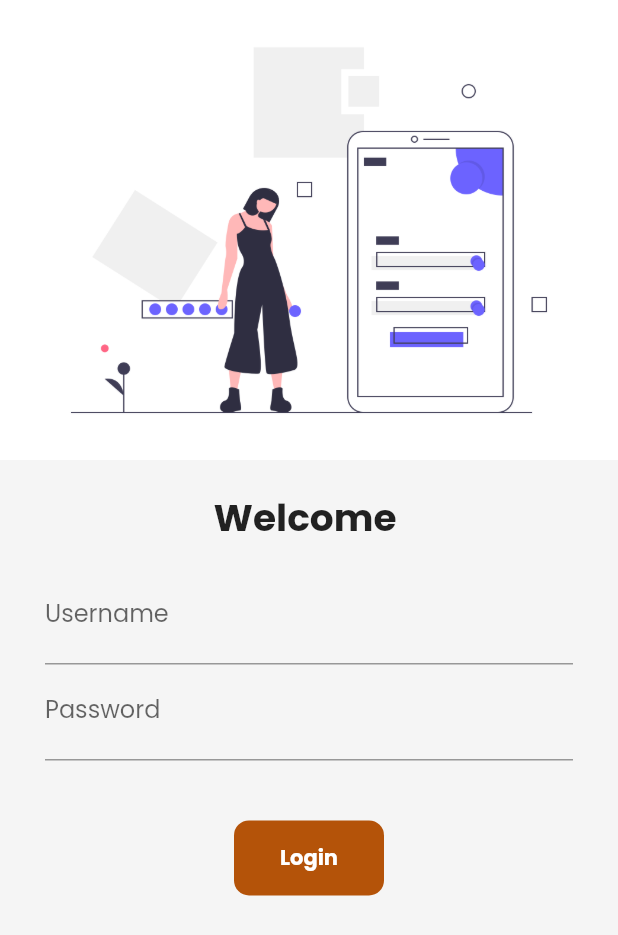
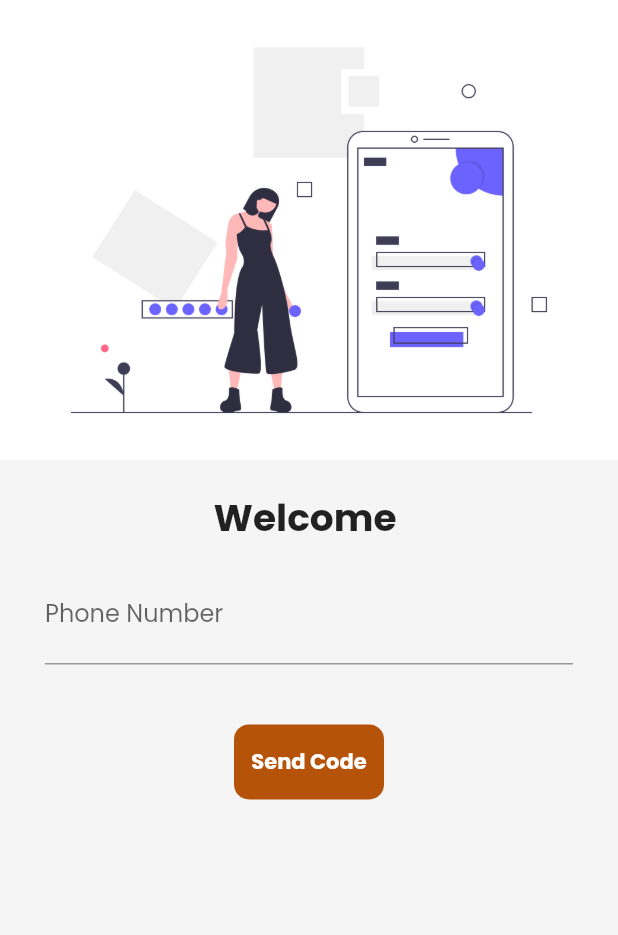
Before and after one commit to amanpandey1999ap/Diagon-Alley, a Flutter app: the screen it shows after launch, on a phone screen of 412 x 824 dp. Shown: the top 935 px of the screen. Run offline on Flutter 3.47's test engine with Material 2 defaults, Android fonts, the phone set to English and light mode, and no system bars; drawn by our look-alikes of velocity_x; our stand-ins replace firebase_auth, firebase_core, google_fonts; accounts and stored records are empty.

Commit message:
firebase success

```diff
--- a/lib/screens/login_page.dart
+++ b/lib/screens/login_page.dart
@@ -14,11 +14,20 @@ class LoginPage extends StatefulWidget {
 
 class _LoginPageState extends State<LoginPage> {
 
-  String name = '';
+  String phoneNo = '';
   bool changeButton = false;
   final _formKey = GlobalKey<FormState>();
+  int codeSent = 0;
+  String loginButton = 'Send Code';
+  bool otpField = false;
+  String otp = '';
+  String verifyId = '';
 
   FirebaseAuth auth = FirebaseAuth.instance;
+
+
+
+  bool enterCode = false;
 
   goToHome(BuildContext context) async{
     if(_formKey.currentState!.validate()){
@@ -31,6 +40,17 @@ class _LoginPageState extends State<LoginPage> {
 
   @override
   Widget build(BuildContext context) {
+
+    auth.authStateChanges()
+        .listen((User? user) {
+      if (user == null) {
+        print('User is currently signed out!');
+      } else {
+        print('User is signed in!');
+        goToHome(context);
+      }
+    });
+
     return Material(
       color: context.canvasColor,
       child: SingleChildScrollView(
@@ -39,7 +59,7 @@ class _LoginPageState extends State<LoginPage> {
             Image.asset("assets/images/login_image.png", fit: BoxFit.cover),
             SizedBox(height: 20),
             Text(
-              'Welcome $name',
+              'Welcome $phoneNo',
               style: TextStyle(fontSize: 25, fontWeight: FontWeight.bold),
             ),
             Padding(
@@ -50,25 +70,29 @@ class _LoginPageState extends State<LoginPage> {
                   children: [
                     TextFormField(
                       decoration: InputDecoration(
-                          hintText: 'Enter username', labelText: 'Username'),
+                          hintText: 'Enter Phone Number', labelText: 'Phone Number'),
                       validator: (value){
-                        if(value!.isEmpty){ return "Username must not be empty";}
+                        if(value!.isEmpty){ return "Phone Number must not be empty";}
                         return null;
                       },
                       onChanged: (value) {
-                        name = value;
+                        phoneNo = value;
                         setState(() {});
                       },
                     ),
-                    TextFormField(
+                    Visibility(
+                      visible: otpField,
+                      child: TextFormField(
                         obscureText: true,
                         validator: (value){
-                        if (value!.isEmpty){ return "Password must not be empty";}
-                        else if (value.length < 4){return "Password length should atleast be 4";}
+                          otp = value!;
+                          if (value.isEmpty){ return "OTP must not be empty";}
+                          else if (value.length < 6){return "Password length should atleast be 6";}
                           return null;
                         } ,
                         decoration: InputDecoration(
-                          hintText: 'Enter password', labelText: 'Password'),
+                            hintText: 'Enter OTP', labelText: 'OTP'),
+                      ),
                     ),
                     SizedBox(
                       height: 40,
@@ -78,25 +102,62 @@ class _LoginPageState extends State<LoginPage> {
                       color: context.theme.buttonColor,
                       child: InkWell(
                         onTap: () async {
+
+                          if(enterCode == false){
                             await FirebaseAuth.instance.verifyPhoneNumber(
-                            phoneNumber: '+919650304181',
+                                phoneNumber: '+91$phoneNo',
+
+
                                 verificationCompleted: (PhoneAuthCredential credential) async {
+                              setState(() {
+                                otp = credential.smsCode!;
+                              });
                               await auth.signInWithCredential(credential);
-                              goToHome(context);
+                              // if(auth.currentUser != null){
+                              //   goToHome(context);
+                              // }
                             },
+
+
                           verificationFailed: (FirebaseAuthException e) {},
+
+
                           codeSent: (String verificationId, int? resendToken) {
+                          verifyId = verificationId;
+                          enterCode = true;
+                          setState(() {
+                          loginButton = 'Login';
+                          otpField = true;
+
+                          });
                           print("Code Sent");
                           },
+
+
                           codeAutoRetrievalTimeout: (String verificationId) {},
+
+
                             );
+                          }
+
+                          else{
+                            auth.signInWithCredential(PhoneAuthProvider.credential(
+                                verificationId: verifyId,
+                                smsCode: otp
+                              )
+                            );
+                            // if(auth.currentUser != null){
+                            //   goToHome(context);
+                            // }
+                          }
+
                         } ,
                         child: AnimatedContainer(
                           duration: Duration(seconds: 1),
                           height: 50,
                           width: changeButton ? 50 : 100,
                           alignment: Alignment.center,
-                          child: changeButton ? Icon(Icons.done, color: context.cardColor,) : Text('Login', style: TextStyle(color: context.cardColor, fontWeight: FontWeight.bold),),
+                          child: changeButton ? Icon(Icons.done, color: context.cardColor,) : Text(loginButton, style: TextStyle(color: context.cardColor, fontWeight: FontWeight.bold),),
                         ),
                       ),
                     ),
```
Lines whose indentation alone changed are shown as unchanged.
